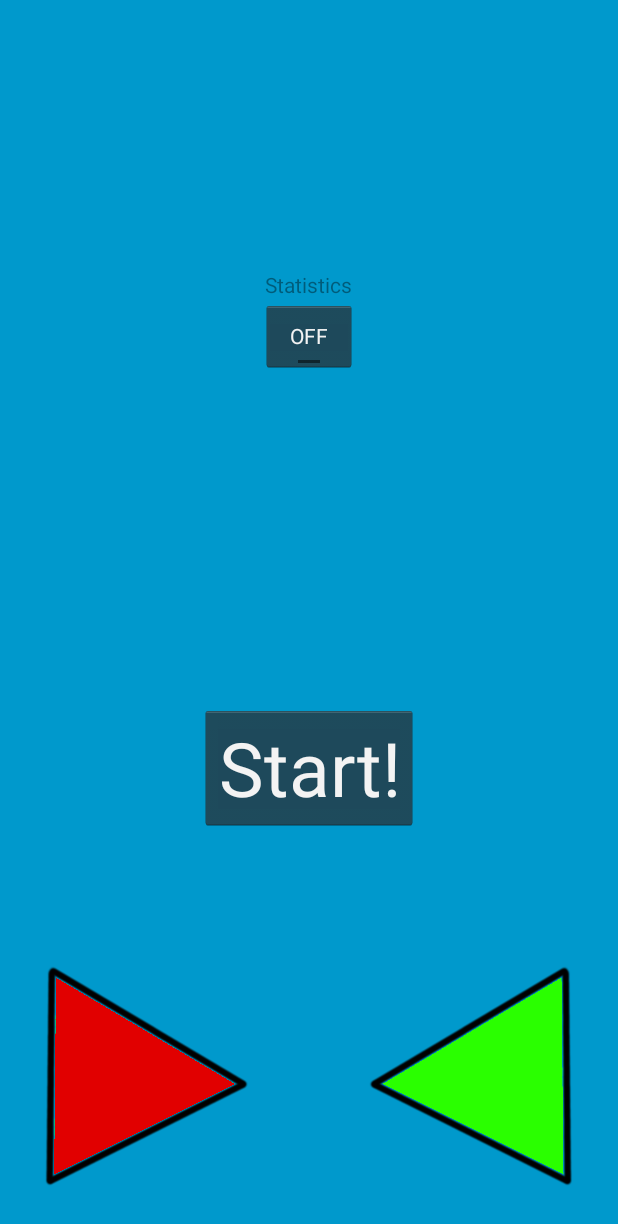
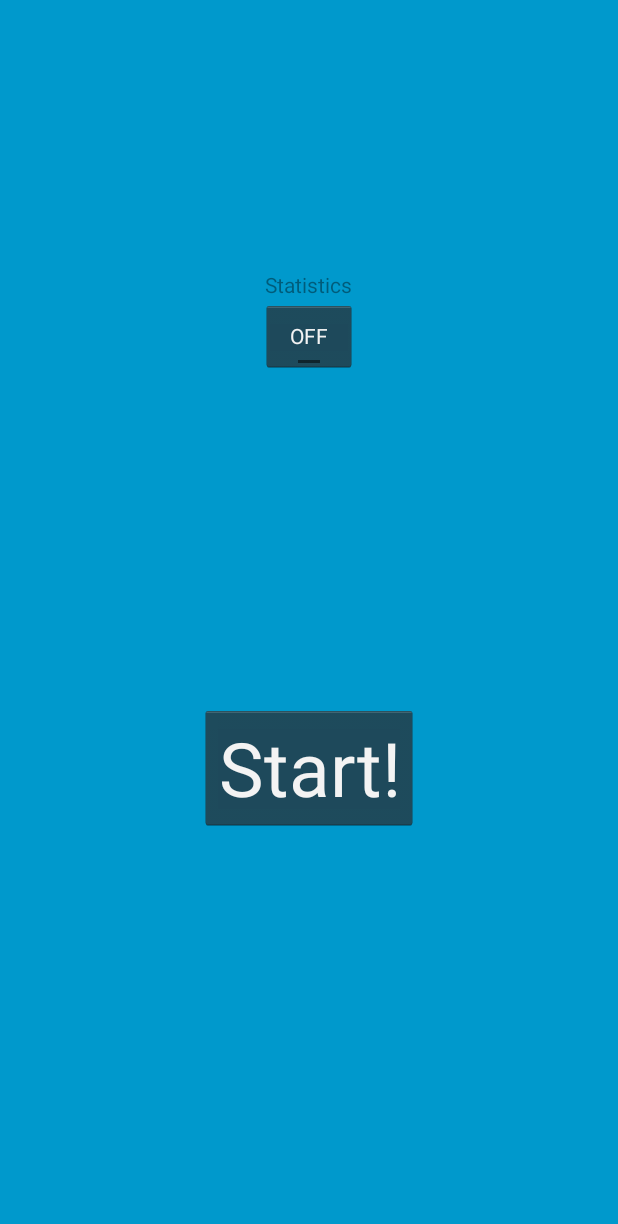
Before and after one commit to KwikThinker/KwikThinker, an Android app: the GameMode screen opened directly, with no data from a screen before it, on a phone screen of 412 x 824 dp. Shown: the top 1224 px of the screen. Run offline under Robolectric (Android 15) with nearby library versions, the light colour scheme and no system bars.

Commit message:
fixed long-standing issues with questions, remove swipe simulator buttons

```diff
--- a/mobile/src/main/res/layout/activity_game_mode.xml
+++ b/mobile/src/main/res/layout/activity_game_mode.xml
@@ -175,24 +175,4 @@
         android:layout_gravity="center_horizontal|top"
         android:layout_marginTop="180dp" />
 
-    <ImageView
-        android:layout_width="wrap_content"
-        android:layout_height="wrap_content"
-        android:id="@+id/noSwipeRight"
-        android:src="@drawable/no_swipe_right500"
-        android:layout_gravity="left|bottom"
-        android:layout_marginBottom="25dp"
-        android:layout_marginLeft="10dp"
-        android:onClick="simulateSwipeRight"/>
-
-    <ImageView
-        android:layout_width="wrap_content"
-        android:layout_height="wrap_content"
-        android:id="@+id/yesSwipeLeft"
-        android:src="@drawable/yes_swipe_left500"
-        android:layout_gravity="right|bottom"
-        android:layout_marginRight="10dp"
-        android:layout_marginBottom="25dp"
-        android:onClick="simulateSwipeLeft"/>
-
 </FrameLayout>
```
Also changed, not shown: mobile/src/main/java/com/css/kwikthinker/GameMode.java (+8 -112 lines).
